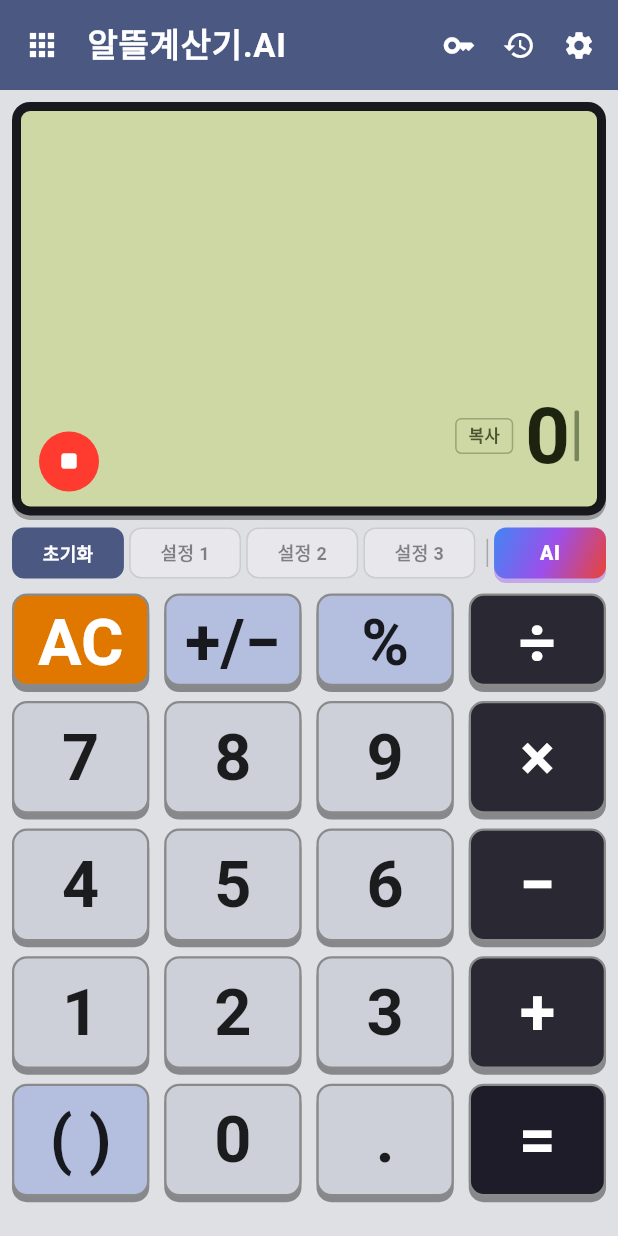
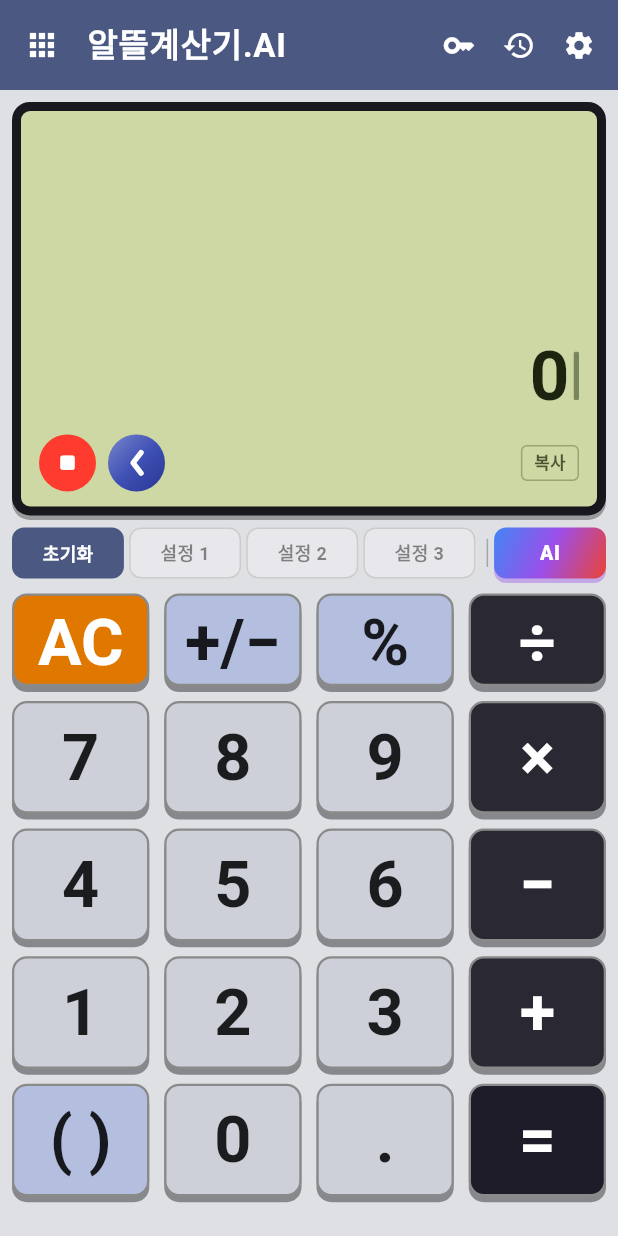
Before and after one commit to birddogmary24-bit/util-AIcalculator, a Flutter app: the CalculatorScreen screen opened by its route, after a tap on the "mic" icon, on a phone screen of 412 x 824 dp. Run offline on Flutter 3.47's test engine with Material 3 defaults, Android fonts, the phone set to English and light mode, and no system bars; our stand-ins replace drift, drift_flutter, flutter_local_notifications, flutter_riverpod, flutter_secure_storage, flutter_timezone and 5 more; accounts and stored records are empty; generated files the repository leaves out were written again; Roboto replaces fonts that are missing (Pretendard).

Commit message:
feat: add backspace button and overhaul LCD display layout

```diff
--- a/lib/presentation/calculator/calculator_screen.dart
+++ b/lib/presentation/calculator/calculator_screen.dart
@@ -245,6 +245,7 @@ class _CalculatorScreenState extends ConsumerState<CalculatorScreen> {
                         copiedLabel: s['copied']!,
                         errorLabel: s['calc_error']!,
                         onMicTap: hasKey ? () => _toggleListening(region) : null,
+                        onBackspace: () => ref.read(calculatorProvider.notifier).backspace(),
                         isListening: _isListening,
                         speechAvailable: _speechAvailable,
                         region: region,
--- a/lib/presentation/calculator/widgets/display_panel.dart
+++ b/lib/presentation/calculator/widgets/display_panel.dart
@@ -15,6 +15,7 @@ class DisplayPanel extends StatefulWidget {
   final String copiedLabel;
   final String errorLabel;
   final VoidCallback? onMicTap;
+  final VoidCallback? onBackspace;
   final bool isListening;
   final bool speechAvailable;
   final RegionMode region;
@@ -29,6 +30,7 @@ class DisplayPanel extends StatefulWidget {
     required this.copiedLabel,
     required this.errorLabel,
     this.onMicTap,
+    this.onBackspace,
     this.isListening = false,
     this.speechAvailable = false,
     this.region = RegionMode.kr,
@@ -119,12 +121,10 @@ class _DisplayPanelState extends State<DisplayPanel>
   }
 
   double _fontSize(String text) {
-    if (text.length <= 6) return 52;
-    if (text.length <= 9) return 42;
-    if (text.length <= 12) return 34;
-    if (text.length <= 16) return 26;
-    if (text.length <= 20) return 22;
-    return 18;
+    if (text.length <= 10) return 46;
+    if (text.length <= 14) return 38;
+    if (text.length <= 18) return 30;
+    return 24;
   }
 
   @override
@@ -167,7 +167,7 @@ class _DisplayPanelState extends State<DisplayPanel>
               child: Column(
                 crossAxisAlignment: CrossAxisAlignment.end,
                 children: [
-                  // ── Past history lines (scrollable) ──────────────────
+                  // ── Past history lines (컴팩트 1줄 스타일) ─────────────
                   Expanded(
                     child: ListView.builder(
                       controller: _scrollController,
@@ -177,47 +177,26 @@ class _DisplayPanelState extends State<DisplayPanel>
                         final line = widget.displayHistory[index];
                         final fmtResult = _formatValue(line.result);
                         return Padding(
-                          padding: const EdgeInsets.only(bottom: 6),
-                          child: Column(
-                            crossAxisAlignment: CrossAxisAlignment.end,
+                          padding: const EdgeInsets.only(bottom: 2),
+                          child: Row(
+                            mainAxisAlignment: MainAxisAlignment.end,
                             children: [
-                              Text(
-                                _formatExpression(line.expression),
+                              if (line.isAi) ...[
+                                const _AiBadge(),
+                                const SizedBox(width: 4),
+                              ],
+                              Flexible(
+                                child: Text(
+                                  '${_formatExpression(line.expression)} = $fmtResult',
                                   style: const TextStyle(
                                     color: AppColors.lcdExpr,
                                     fontSize: 14,
-                                  fontWeight: FontWeight.w400,
+                                    fontWeight: FontWeight.w500,
                                   ),
                                   maxLines: 1,
                                   overflow: TextOverflow.ellipsis,
                                   textAlign: TextAlign.right,
                                 ),
-                              Row(
-                                mainAxisAlignment: MainAxisAlignment.end,
-                                children: [
-                                  if (line.isAi) ...[
-                                    const _AiBadge(),
-                                    const SizedBox(width: 6),
-                                  ],
-                                  Flexible(
-                                    child: Text(
-                                      '= $fmtResult',
-                                      style: const TextStyle(
-                                        color: AppColors.lcdText,
-                                        fontSize: 22,
-                                        fontWeight: FontWeight.w700,
-                                      ),
-                                      maxLines: 1,
-                                      overflow: TextOverflow.ellipsis,
-                                      textAlign: TextAlign.right,
-                                    ),
-                                  ),
-                                ],
-                              ),
-                              const Divider(
-                                height: 8,
-                                thickness: 0.5,
-                                color: AppColors.lcdExpr,
                               ),
                             ],
                           ),
@@ -229,7 +208,7 @@ class _DisplayPanelState extends State<DisplayPanel>
                   // ── Current expression ───────────────────────────────
                   if (widget.expression.isNotEmpty)
                     Padding(
-                      padding: const EdgeInsets.only(top: 2),
+                      padding: const EdgeInsets.only(bottom: 2),
                       child: Text(
                         _formatExpression(widget.expression),
                         style: const TextStyle(
@@ -244,54 +223,11 @@ class _DisplayPanelState extends State<DisplayPanel>
                       ),
                     ),
 
-                  // ── Bottom row: [Mic column] | [Copy + Number/Cursor] ──
-                  Row(
-                    crossAxisAlignment: CrossAxisAlignment.end,
-                    children: [
-                      // Left column: Mic button
-                      MicButton(
-                        speechAvailable: widget.speechAvailable,
-                        isListening: widget.isListening,
-                        region: widget.region,
-                        size: 40,
-                        onResult: (_) {},
-                        onStart: widget.onMicTap,
-                        onStop: widget.onMicTap,
-                      ),
-                      // Right side: Copy + Number/Cursor — fills remaining width
-                      Expanded(
+                  // ── Dedicated Main Number Display Row (한 줄 전체 사용) ──
+                  Padding(
+                    padding: const EdgeInsets.only(bottom: 6),
                     child: Row(
                       mainAxisAlignment: MainAxisAlignment.end,
-                          crossAxisAlignment: CrossAxisAlignment.center,
-                          children: [
-                            // Copy button
-                            _CopyButton(
-                              text: formatted,
-                              copyLabel: widget.copyLabel,
-                              copiedLabel: widget.copiedLabel,
-                            ),
-                            const SizedBox(width: 8),
-                            if (_isCurrentResultAi)
-                              const Padding(
-                                padding: EdgeInsets.only(right: 4),
-                                child: _AiBadge(large: true),
-                              ),
-                            if (widget.isAiLoading)
-                              const Padding(
-                                padding: EdgeInsets.only(right: 6),
-                                child: SizedBox(
-                                  width: 14,
-                                  height: 14,
-                                  child: CircularProgressIndicator(
-                                    strokeWidth: 1.5,
-                                    color: Color(0xFF8A9AB2),
-                                  ),
-                                ),
-                              ),
-                            // Number + cursor — flexible so it shrinks if needed
-                            Flexible(
-                              child: Row(
-                                mainAxisSize: MainAxisSize.min,
                       crossAxisAlignment: CrossAxisAlignment.center,
                       children: [
                         Flexible(
@@ -315,8 +251,8 @@ class _DisplayPanelState extends State<DisplayPanel>
                           FadeTransition(
                             opacity: _cursorAnim,
                             child: Container(
-                                        width: 3,
-                                        height: fs * 0.65,
+                              width: 3.5,
+                              height: fs * 0.7,
                               margin: const EdgeInsets.only(left: 4),
                               decoration: BoxDecoration(
                                 color: AppColors.lcdCursor,
@@ -327,8 +263,61 @@ class _DisplayPanelState extends State<DisplayPanel>
                       ],
                     ),
                   ),
+
+                  // ── Bottom Control Row: [Mic + Backspace] <---> [AI / Loading / Copy] ──
+                  Row(
+                    mainAxisAlignment: MainAxisAlignment.spaceBetween,
+                    crossAxisAlignment: CrossAxisAlignment.center,
+                    children: [
+                      // Left: Mic button + Backspace button
+                      Row(
+                        mainAxisSize: MainAxisSize.min,
+                        children: [
+                          MicButton(
+                            speechAvailable: widget.speechAvailable,
+                            isListening: widget.isListening,
+                            region: widget.region,
+                            size: 38,
+                            onResult: (_) {},
+                            onStart: widget.onMicTap,
+                            onStop: widget.onMicTap,
+                          ),
+                          if (widget.onBackspace != null) ...[
+                            const SizedBox(width: 8),
+                            _BackspaceButton(
+                              size: 38,
+                              onTap: widget.onBackspace,
+                            ),
+                          ],
                         ],
                       ),
+                      // Right: AI badge + Loading indicator + Copy button
+                      Row(
+                        mainAxisSize: MainAxisSize.min,
+                        children: [
+                          if (_isCurrentResultAi)
+                            const Padding(
+                              padding: EdgeInsets.only(right: 6),
+                              child: _AiBadge(large: true),
+                            ),
+                          if (widget.isAiLoading)
+                            const Padding(
+                              padding: EdgeInsets.only(right: 6),
+                              child: SizedBox(
+                                width: 16,
+                                height: 16,
+                                child: CircularProgressIndicator(
+                                  strokeWidth: 1.5,
+                                  color: Color(0xFF8A9AB2),
+                                ),
+                              ),
+                            ),
+                          _CopyButton(
+                            text: formatted,
+                            copyLabel: widget.copyLabel,
+                            copiedLabel: widget.copiedLabel,
+                          ),
+                        ],
                       ),
                     ],
                   ),
@@ -430,3 +419,89 @@ class _AiBadge extends StatelessWidget {
     );
   }
 }
+
+class _BackspaceButton extends StatefulWidget {
+  final double size;
+  final VoidCallback? onTap;
+
+  const _BackspaceButton({
+    this.size = 40,
+    this.onTap,
+  });
+
+  @override
+  State<_BackspaceButton> createState() => _BackspaceButtonState();
+}
+
+class _BackspaceButtonState extends State<_BackspaceButton> {
+  bool _isPressed = false;
+
+  @override
+  Widget build(BuildContext context) {
+    return GestureDetector(
+      onTapDown: (_) => setState(() => _isPressed = true),
+      onTapUp: (_) => setState(() => _isPressed = false),
+      onTapCancel: () => setState(() => _isPressed = false),
+      onTap: () {
+        HapticFeedback.lightImpact();
+        widget.onTap?.call();
+      },
+      child: AnimatedScale(
+        scale: _isPressed ? 0.90 : 1.0,
+        duration: const Duration(milliseconds: 80),
+        child: Container(
+          width: widget.size,
+          height: widget.size,
+          decoration: const BoxDecoration(
+            gradient: LinearGradient(
+              begin: Alignment.topLeft,
+              end: Alignment.bottomRight,
+              colors: [
+                Color(0xFF7986CB),
+                Color(0xFF3F51B5),
+                Color(0xFF283593),
+              ],
+              stops: [0.0, 0.5, 1.0],
+            ),
+            shape: BoxShape.circle,
+          ),
+          alignment: Alignment.center,
+          child: CustomPaint(
+            size: Size(widget.size, widget.size),
+            painter: const _ChevronLeftPainter(),
+          ),
+        ),
+      ),
+    );
+  }
+}
+
+class _ChevronLeftPainter extends CustomPainter {
+  const _ChevronLeftPainter();
+
+  @override
+  void paint(Canvas canvas, Size size) {
+    final paint = Paint()
+      ..color = Colors.white
+      ..strokeWidth = 3.6
+      ..strokeCap = StrokeCap.round
+      ..strokeJoin = StrokeJoin.round
+      ..style = PaintingStyle.stroke;
+
+    final path = Path();
+    // Centered chevron pointing left (<)
+    final cx = size.width * 0.44;
+    final cy = size.height * 0.5;
+    final dx = size.width * 0.14;
+    final dy = size.height * 0.18;
+
+    path.moveTo(cx + dx, cy - dy);
+    path.lineTo(cx, cy);
+    path.lineTo(cx + dx, cy + dy);
+
+    canvas.drawPath(path, paint);
+  }
+
+  @override
+  bool shouldRepaint(covariant CustomPainter oldDelegate) => false;
+}
```
Also changed, not shown: lib/core/utils/calculator_engine.dart (+49 -0 lines), lib/presentation/calculator/calculator_provider.dart (+9 -0 lines), 3 other files. Lines whose indentation alone changed are shown as unchanged.
